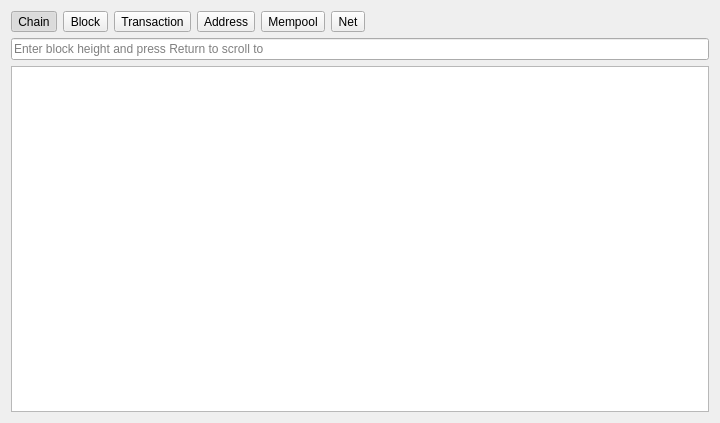
First picture: the form in src/qt/forms/blockchainpage.ui, repository bitbaymarket/bitbay-core, before the edit.
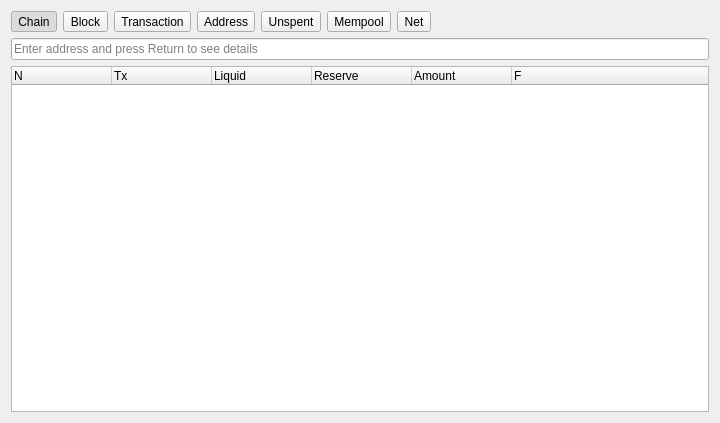
Second picture: the form after the edit. The open tabs and pages were chosen to show the change.

Commit message: Finalized utxo database records logic

What changed in the file:
```diff
--- a/src/qt/forms/blockchainpage.ui
+++ b/src/qt/forms/blockchainpage.ui
@@ -14,29 +14,10 @@
    <string>Blochain Info page</string>
   </property>
   <layout class="QGridLayout" name="gridLayout">
-   <item row="0" column="6">
-    <spacer name="horizontalSpacer">
-     <property name="orientation">
-      <enum>Qt::Horizontal</enum>
-     </property>
-     <property name="sizeHint" stdset="0">
-      <size>
-       <width>40</width>
-       <height>20</height>
-      </size>
-     </property>
-    </spacer>
-   </item>
    <item row="0" column="5">
-    <widget class="QToolButton" name="buttonNet">
+    <widget class="QToolButton" name="buttonMempool">
      <property name="text">
-      <string>Net</string>
-     </property>
-     <property name="checkable">
-      <bool>true</bool>
-     </property>
-     <property name="autoExclusive">
-      <bool>true</bool>
+      <string>Mempool</string>
      </property>
     </widget>
    </item>
@@ -53,30 +34,27 @@
      </property>
     </widget>
    </item>
-   <item row="0" column="4">
-    <widget class="QToolButton" name="buttonMempool">
+   <item row="0" column="3">
+    <widget class="QToolButton" name="buttonAddress">
      <property name="text">
-      <string>Mempool</string>
+      <string>Address</string>
      </property>
     </widget>
    </item>
-   <item row="0" column="0">
-    <widget class="QToolButton" name="buttonChain">
+   <item row="0" column="2">
+    <widget class="QToolButton" name="buttonTx">
      <property name="text">
-      <string>Chain</string>
+      <string>Transaction</string>
      </property>
      <property name="checkable">
       <bool>true</bool>
      </property>
-     <property name="checked">
-      <bool>true</bool>
-     </property>
      <property name="autoExclusive">
       <bool>true</bool>
      </property>
     </widget>
    </item>
-   <item row="1" column="0" colspan="7">
+   <item row="1" column="0" colspan="8">
     <widget class="QStackedWidget" name="tabs">
      <property name="currentIndex">
       <number>0</number>
@@ -219,7 +197,7 @@
         <number>0</number>
        </property>
        <item row="0" column="0">
-        <widget class="QLineEdit" name="lineFindAddress">
+        <widget class="QLineEdit" name="lineBalanceAddress">
          <property name="placeholderText">
           <string>Enter address and press Return to see details</string>
          </property>
@@ -264,7 +242,7 @@
          </column>
          <column>
           <property name="text">
-           <string>Balance</string>
+           <string>Total</string>
           </property>
          </column>
          <column>
@@ -281,6 +259,78 @@
        </item>
       </layout>
      </widget>
+     <widget class="QWidget" name="pageUtxo">
+      <layout class="QGridLayout" name="gridLayout_8">
+       <property name="leftMargin">
+        <number>0</number>
+       </property>
+       <property name="topMargin">
+        <number>0</number>
+       </property>
+       <property name="rightMargin">
+        <number>0</number>
+       </property>
+       <property name="bottomMargin">
+        <number>0</number>
+       </property>
+       <item row="0" column="0">
+        <widget class="QLineEdit" name="lineUtxoAddress">
+         <property name="placeholderText">
+          <string>Enter address and press Return to see details</string>
+         </property>
+        </widget>
+       </item>
+       <item row="1" column="0">
+        <widget class="QTreeWidget" name="utxoValues">
+         <property name="alternatingRowColors">
+          <bool>true</bool>
+         </property>
+         <property name="rootIsDecorated">
+          <bool>false</bool>
+         </property>
+         <property name="uniformRowHeights">
+          <bool>true</bool>
+         </property>
+         <property name="itemsExpandable">
+          <bool>false</bool>
+         </property>
+         <property name="allColumnsShowFocus">
+          <bool>true</bool>
+         </property>
+         <column>
+          <property name="text">
+           <string>N</string>
+          </property>
+         </column>
+         <column>
+          <property name="text">
+           <string>Tx</string>
+          </property>
+         </column>
+         <column>
+          <property name="text">
+           <string>Liquid</string>
+          </property>
+         </column>
+         <column>
+          <property name="text">
+           <string>Reserve</string>
+          </property>
+         </column>
+         <column>
+          <property name="text">
+           <string>Amount</string>
+          </property>
+         </column>
+         <column>
+          <property name="text">
+           <string>F</string>
+          </property>
+         </column>
+        </widget>
+       </item>
+      </layout>
+     </widget>
      <widget class="QWidget" name="pageMempool">
       <layout class="QGridLayout" name="gridLayout_6">
        <property name="leftMargin">
@@ -378,10 +428,10 @@
      </widget>
     </widget>
    </item>
-   <item row="0" column="2">
-    <widget class="QToolButton" name="buttonTx">
+   <item row="0" column="6">
+    <widget class="QToolButton" name="buttonNet">
      <property name="text">
-      <string>Transaction</string>
+      <string>Net</string>
      </property>
      <property name="checkable">
       <bool>true</bool>
@@ -391,10 +441,39 @@
      </property>
     </widget>
    </item>
-   <item row="0" column="3">
-    <widget class="QToolButton" name="buttonAddress">
+   <item row="0" column="0">
+    <widget class="QToolButton" name="buttonChain">
      <property name="text">
-      <string>Address</string>
+      <string>Chain</string>
+     </property>
+     <property name="checkable">
+      <bool>true</bool>
+     </property>
+     <property name="checked">
+      <bool>true</bool>
+     </property>
+     <property name="autoExclusive">
+      <bool>true</bool>
+     </property>
+    </widget>
+   </item>
+   <item row="0" column="7">
+    <spacer name="horizontalSpacer">
+     <property name="orientation">
+      <enum>Qt::Horizontal</enum>
+     </property>
+     <property name="sizeHint" stdset="0">
+      <size>
+       <width>40</width>
+       <height>20</height>
+      </size>
+     </property>
+    </spacer>
+   </item>
+   <item row="0" column="4">
+    <widget class="QToolButton" name="buttonUnspent">
+     <property name="text">
+      <string>Unspent</string>
      </property>
     </widget>
    </item>
```
Left out of the diff: 11 changed lines with no effect on the pictures. The commit also changes 15 other files.
